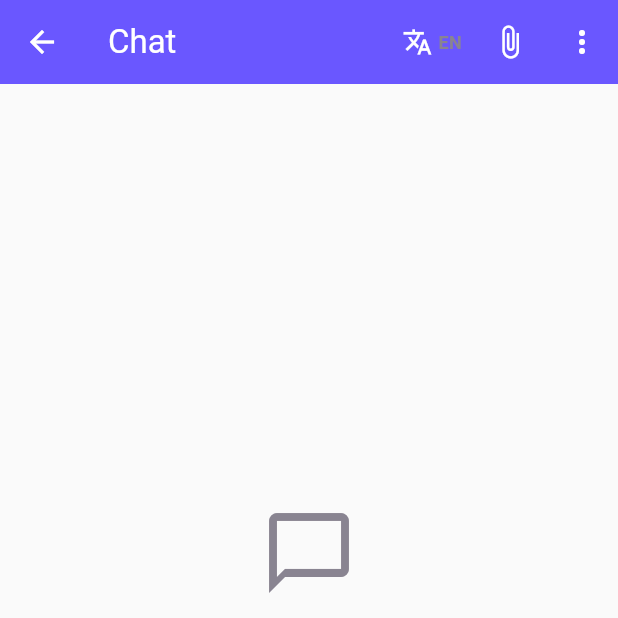
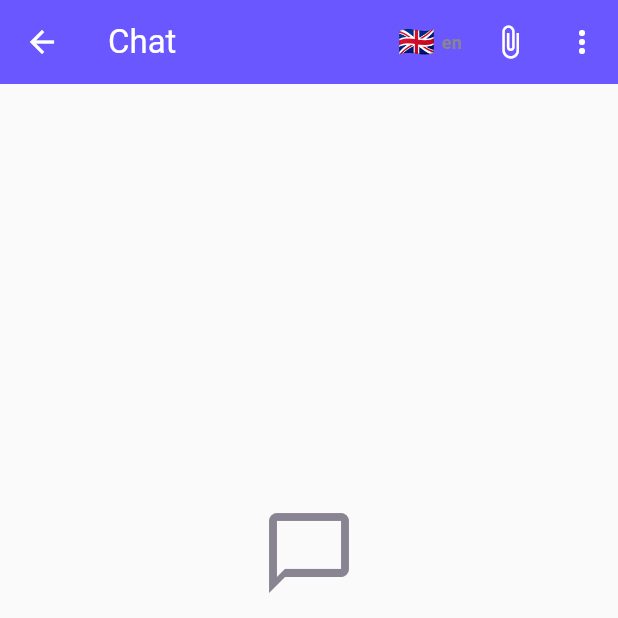
Before and after one commit to anasgg71-creator/machine-manager-app, a Flutter app: the ChatScreen screen opened directly with empty values, on a phone screen of 412 x 824 dp, the top half of it. Run offline on Flutter 3.47's test engine with Material 3 defaults, Android fonts, the phone set to English and light mode, and no system bars; our stand-ins replace cached_network_image, file_picker, flutter_local_notifications, image_picker, phosphor_flutter, shared_preferences and 1 more; missing offline and left inert: translator; accounts and stored records are empty; network calls fail.

Commit message:
Update translation selector to show flag emoji and lowercase code
- Replace translate icon with flag emoji for selected language
- Change language code from uppercase to lowercase (EN → en)
- Keep all other functionality unchanged

🤖 Generated with [Claude Code](https://claude.com/claude-code)

Co-Authored-By: Claude <noreply@anthropic.com>

```diff
--- a/lib/screens/chat/chat_screen.dart
+++ b/lib/screens/chat/chat_screen.dart
@@ -622,10 +622,13 @@ class _ChatScreenState extends State<ChatScreen> with WidgetsBindingObserver {
             icon: Row(
               mainAxisSize: MainAxisSize.min,
               children: [
-                const Icon(Icons.translate, size: 20),
+                Text(
+                  TranslationService().getLanguageFlag(_chatTranslationLanguage),
+                  style: const TextStyle(fontSize: 20),
+                ),
                 const SizedBox(width: 4),
                 Text(
-                  _chatTranslationLanguage.toUpperCase(),
+                  _chatTranslationLanguage,
                   style: const TextStyle(
                     fontSize: 12,
                     fontWeight: FontWeight.bold,
```
